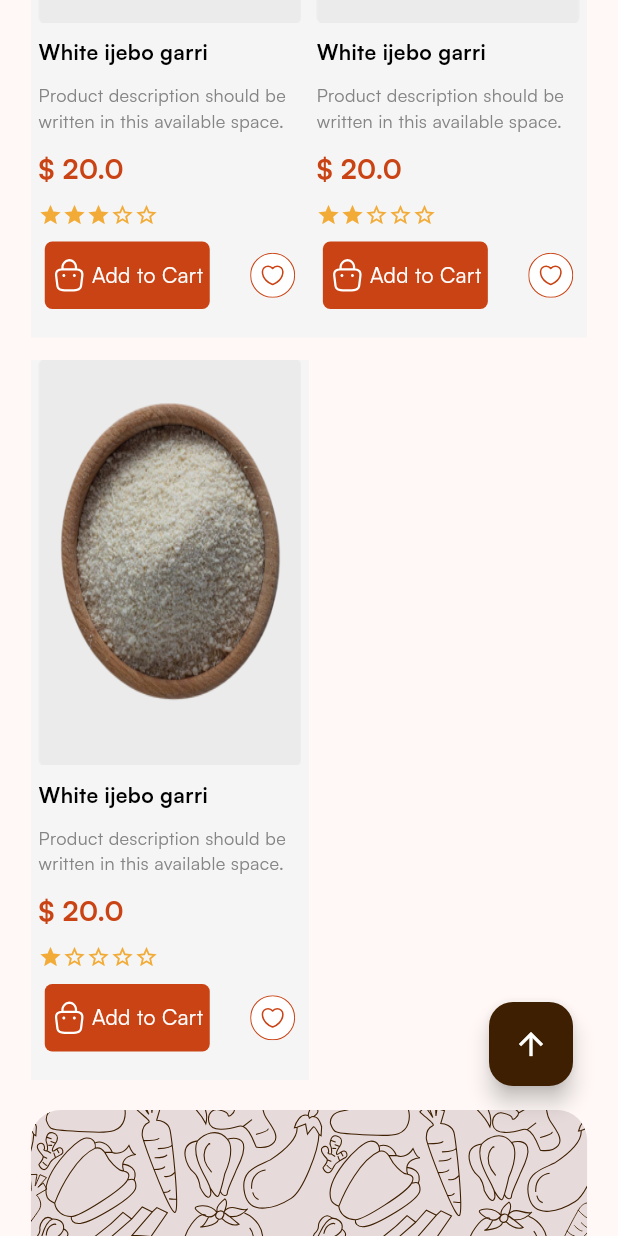
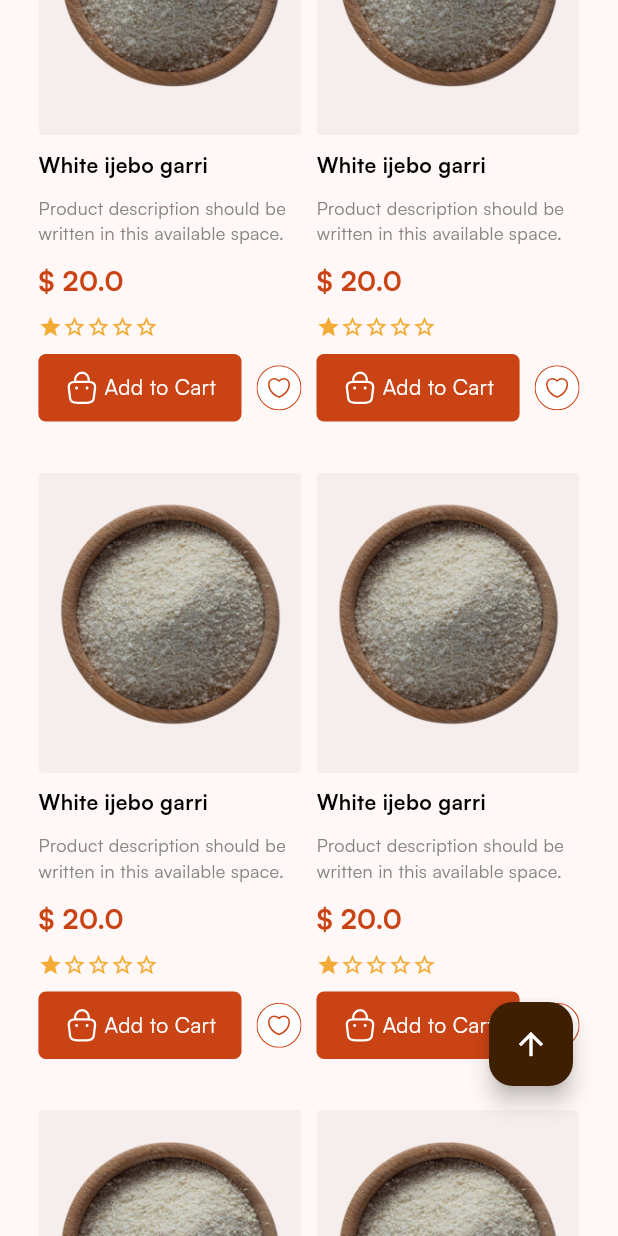
Before and after one commit to softkodestechnologies/Food_afro, a Flutter app: the screen it shows after launch, scrolled down 3456 dp, after a tap on "Add to Cart", on a phone screen of 412 x 824 dp. Run offline on Flutter 3.47's test engine with Material 2 defaults, Android fonts, the light colour scheme and no system bars; our stand-ins replace flutter_svg, google_fonts.

Commit message:
pagination 70%

```diff
--- a/lib/Screen/pages/filter/widget/checkBox_text_text.dart
+++ b/lib/Screen/pages/filter/widget/checkBox_text_text.dart
@@ -27,9 +27,7 @@
         Checkbox(value: values, onChanged: onchange),
         SizedBox(
           width: mobile
-              ? media.width < 300
-                  ? media.width * .55
-                  : (media.width * .63)
+              ? (media.width < 300 ? media.width * .55 : (media.width * .63))
               : 110,
           child: BodyText(
             text: label,
--- a/lib/Screen/pages/home_screen/home_page_view.dart
+++ b/lib/Screen/pages/home_screen/home_page_view.dart
@@ -5,6 +5,7 @@
 import 'package:food_afro_bean/util/app_color.dart';
 
 class HomePageView extends StatefulWidget {
+   static const routeName = '/homepage';
   const HomePageView({super.key});
 
   @override
--- a/lib/Screen/pages/home_screen/widgets/home_category_card.dart
+++ b/lib/Screen/pages/home_screen/widgets/home_category_card.dart
@@ -1,7 +1,7 @@
 import 'package:flutter/material.dart';
 import 'package:flutter_svg/flutter_svg.dart';
 import 'package:food_afro_bean/util/app_color.dart';
-import 'package:food_afro_bean/util/responsive_screen.dart';
+// import 'package:food_afro_bean/util/responsive_screen.dart';
 
 class HomeCategoryCard extends StatelessWidget {
   const HomeCategoryCard(
@@ -10,8 +10,8 @@
   final VoidCallback function;
   @override
   Widget build(BuildContext context) {
-    bool widescreen = (ResponsiveScreenView.isDesktop(context) ||
-        ResponsiveScreenView.isTablet(context));
+    // bool widescreen = (ResponsiveScreenView.isDesktop(context) ||
+    //     ResponsiveScreenView.isTablet(context));
     return Container(
       margin: const EdgeInsets.symmetric(horizontal: 20),
       color: AppColors.themeColor,
--- a/lib/Screen/pages/home_screen/widgets/home_soup_card.dart
+++ b/lib/Screen/pages/home_screen/widgets/home_soup_card.dart
@@ -5,7 +5,7 @@
 import 'package:food_afro_bean/widgets/app_text.dart';
 
 class HomeSoupCard extends StatelessWidget {
-  HomeSoupCard(
+ const HomeSoupCard(
       {super.key,
       required this.id,
       required this.image,
@@ -17,7 +17,7 @@
   final String image;
   final String title;
   final String description;
-  bool fav;
+ final bool fav;
   final VoidCallback favourite;
   @override
   Widget build(BuildContext context) {
--- a/lib/Screen/screen_widgets/header/screen_header.dart
+++ b/lib/Screen/screen_widgets/header/screen_header.dart
@@ -1,6 +1,7 @@
 import 'package:flutter/material.dart';
 import 'package:flutter_svg/flutter_svg.dart';
 import 'package:food_afro_bean/Screen/pages/aut_screen/aut_screen.dart';
+import 'package:food_afro_bean/Screen/pages/home_screen/home_page_view.dart';
 import 'package:food_afro_bean/Screen/pages/product_screen/product_page_view.dart';
 import 'package:food_afro_bean/Screen/screen_widgets/header/screen_header_search_page.dart';
 import 'package:food_afro_bean/Screen/screen_widgets/header/screen_header_text_button_list.dart';
@@ -344,7 +345,11 @@
       color: AppColors.touchColor,
       alignment: Alignment.center,
       child: Row(mainAxisSize: MainAxisSize.min, children: [
-        SizedBox(
+        InkWell(
+          onTap: () {
+            Navigator.pushReplacementNamed(context, HomePageView.routeName);
+          },
+          child: SizedBox(
             child: Row(children: [
               const BodyText(text: 'Category', color: Colors.white),
               IconButton(
@@ -356,12 +361,14 @@
                   ))
             ]),
           ),
+        ),
         const SizedBox(width: 5),
         const BodyText(text: '|', color: Colors.white),
         const SizedBox(width: 5),
-        GestureDetector(
+        InkWell(
             onTap: () {
-              Navigator.pushNamed(context, ProductPageView.routeName);
+              Navigator.pushReplacementNamed(
+                  context, ProductPageView.routeName);
             },
             child: const BodyText(text: 'Products', color: Colors.white)),
         const SizedBox(width: 5),
--- a/lib/main.dart
+++ b/lib/main.dart
@@ -1,5 +1,6 @@
 import 'package:flutter/material.dart';
 import 'package:food_afro_bean/Screen/pages/aut_screen/aut_screen.dart';
+import 'package:food_afro_bean/Screen/pages/home_screen/home_page.dart';
 import 'package:food_afro_bean/Screen/pages/home_screen/home_page_view.dart';
 import 'package:food_afro_bean/Screen/pages/product_screen/product_page_view.dart';
 import 'package:food_afro_bean/Screen/screen_widgets/header/screen_header_search_page.dart';
@@ -48,6 +49,7 @@
       ),
       home: const HomePageView(),
       routes: {
+        HomePageView.routeName :(context) =>const HomePageView(),
         ScreenHeaderSearchPage.routeName: (context) =>
             const ScreenHeaderSearchPage(),
         AuthScreen.routeName: (context) => const AuthScreen(),
--- a/lib/provider/product_lists_provider.dart
+++ b/lib/provider/product_lists_provider.dart
@@ -66,6 +66,258 @@
         price: 20,
         stars: 1,
         favourite: false),
+    ProductDisplayCard(
+        id: '8',
+        image: 'assets/images/garri.png',
+        title: 'White ijebo garri',
+        description:
+            'Product description should be written in this available space.',
+        price: 20,
+        stars: 1,
+        favourite: false),
+    ProductDisplayCard(
+        id: '9',
+        image: 'assets/images/garri.png',
+        title: 'White ijebo garri',
+        description:
+            'Product description should be written in this available space.',
+        price: 20,
+        stars: 1,
+        favourite: false),
+    ProductDisplayCard(
+        id: '10',
+        image: 'assets/images/garri.png',
+        title: 'White ijebo garri',
+        description:
+            'Product description should be written in this available space.',
+        price: 20,
+        stars: 1,
+        favourite: false),
+    ProductDisplayCard(
+        id: '11',
+        image: 'assets/images/garri.png',
+        title: 'White ijebo garri',
+        description:
+            'Product description should be written in this available space.',
+        price: 20,
+        stars: 1,
+        favourite: false),
+    ProductDisplayCard(
+        id: '12',
+        image: 'assets/images/garri.png',
+        title: 'White ijebo garri',
+        description:
+            'Product description should be written in this available space.',
+        price: 20,
+        stars: 1,
+        favourite: false),
+    ProductDisplayCard(
+        id: '13',
+        image: 'assets/images/garri.png',
+        title: 'White ijebo garri',
+        description:
+            'Product description should be written in this available space.',
+        price: 20,
+        stars: 1,
+        favourite: false),
+    ProductDisplayCard(
+        id: '14',
+        image: 'assets/images/garri.png',
+        title: 'White ijebo garri',
+        description:
+            'Product description should be written in this available space.',
+        price: 20,
+        stars: 1,
+        favourite: false),
+    ProductDisplayCard(
+        id: '15',
+        image: 'assets/images/garri.png',
+        title: 'White ijebo garri',
+        description:
+            'Product description should be written in this available space.',
+        price: 20,
+        stars: 1,
+        favourite: false),
+    ProductDisplayCard(
+        id: '16',
+        image: 'assets/images/garri.png',
+        title: 'White ijebo garri',
+        description:
+            'Product description should be written in this available space.',
+        price: 20,
+        stars: 1,
+        favourite: false),
+    ProductDisplayCard(
+        id: '17',
+        image: 'assets/images/garri.png',
+        title: 'White ijebo garri',
+        description:
+            'Product description should be written in this available space.',
+        price: 20,
+        stars: 1,
+        favourite: false),
+    ProductDisplayCard(
+        id: '18',
+        image: 'assets/images/garri.png',
+        title: 'White ijebo garri',
+        description:
+            'Product description should be written in this available space.',
+        price: 20,
+        stars: 1,
+        favourite: false),
+    ProductDisplayCard(
+        id: '19',
+        image: 'assets/images/garri.png',
+        title: 'White ijebo garri',
+        description:
+            'Product description should be written in this available space.',
+        price: 20,
+        stars: 1,
+        favourite: false),
+    ProductDisplayCard(
+        id: '20',
+        image: 'assets/images/garri.png',
+        title: 'White ijebo garri',
+        description:
+            'Product description should be written in this available space.',
+        price: 20,
+        stars: 1,
+        favourite: false),
+    ProductDisplayCard(
+        id: '21',
+        image: 'assets/images/garri.png',
+        title: 'White ijebo garri',
+        description:
+            'Product description should be written in this available space.',
+        price: 20,
+        stars: 1,
+        favourite: false),
+    ProductDisplayCard(
+        id: '22',
+        image: 'assets/images/garri.png',
+        title: 'White ijebo garri',
+        description:
+            'Product description should be written in this available space.',
+        price: 20,
+        stars: 1,
+        favourite: false),
+    ProductDisplayCard(
+        id: '23',
+        image: 'assets/images/garri.png',
+        title: 'White ijebo garri',
+        description:
+            'Product description should be written in this available space.',
+        price: 20,
+        stars: 1,
+        favourite: false),
+    ProductDisplayCard(
+        id: '24',
+        image: 'assets/images/garri.png',
+        title: 'White ijebo garri',
+        description:
+            'Product description should be written in this available space.',
+        price: 20,
+        stars: 1,
+        favourite: false),
+    ProductDisplayCard(
+        id: '25',
+        image: 'assets/images/garri.png',
+        title: 'White ijebo garri',
+        description:
+            'Product description should be written in this available space.',
+        price: 20,
+        stars: 1,
+        favourite: false),
+    ProductDisplayCard(
+        id: '26',
+        image: 'assets/images/garri.png',
+        title: 'White ijebo garri',
+        description:
+            'Product description should be written in this available space.',
+        price: 20,
+        stars: 1,
+        favourite: false),
+    ProductDisplayCard(
+        id: '27',
+        image: 'assets/images/garri.png',
+        title: 'White ijebo garri',
+        description:
+            'Product description should be written in this available space.',
+        price: 20,
+        stars: 1,
+        favourite: false),
+    ProductDisplayCard(
+        id: '28',
+        image: 'assets/images/garri.png',
+        title: 'White ijebo garri',
+        description:
+            'Product description should be written in this available space.',
+        price: 20,
+        stars: 1,
+        favourite: false),
+    ProductDisplayCard(
+        id: '29',
+        image: 'assets/images/garri.png',
+        title: 'White ijebo garri',
+        description:
+            'Product description should be written in this available space.',
+        price: 20,
+        stars: 1,
+        favourite: false),
+    ProductDisplayCard(
+        id: '30',
+        image: 'assets/images/garri.png',
+        title: 'White ijebo garri',
+        description:
+            'Product description should be written in this available space.',
+        price: 20,
+        stars: 1,
+        favourite: false),
+    ProductDisplayCard(
+        id: '31',
+        image: 'assets/images/garri.png',
+        title: 'White ijebo garri',
+        description:
+            'Product description should be written in this available space.',
+        price: 20,
+        stars: 1,
+        favourite: false),
+    ProductDisplayCard(
+        id: '32',
+        image: 'assets/images/garri.png',
+        title: 'White ijebo garri',
+        description:
+            'Product description should be written in this available space.',
+        price: 20,
+        stars: 1,
+        favourite: false),
+    ProductDisplayCard(
+        id: '33',
+        image: 'assets/images/garri.png',
+        title: 'White ijebo garri',
+        description:
+            'Product description should be written in this available space.',
+        price: 20,
+        stars: 1,
+        favourite: false),
+    ProductDisplayCard(
+        id: '34',
+        image: 'assets/images/garri.png',
+        title: 'White ijebo garri',
+        description:
+            'Product description should be written in this available space.',
+        price: 20,
+        stars: 1,
+        favourite: false),
+    ProductDisplayCard(
+        id: '35',
+        image: 'assets/images/garri.png',
+        title: 'White ijebo garri',
+        description:
+            'Product description should be written in this available space.',
+        price: 20,
+        stars: 1,
+        favourite: false),
   ];
 
   List<ProductDisplayCard> mostRequestedProducts = [
@@ -116,10 +368,8 @@
 
   void isfavourite(String id) {
     var product = allproducts.firstWhere((e) => e.id == id);
-    var mostR = mostRequestedProducts.firstWhere((e) => e.id == id);
     product.favourite = !product.favourite;
-    mostR.favourite = !mostR.favourite;
-    print('working');
+
     notifyListeners();
   }
 }
--- a/lib/widgets/app_product_display_card.dart
+++ b/lib/widgets/app_product_display_card.dart
@@ -1,4 +1,3 @@
-
 import 'package:flutter/material.dart';
 import 'package:flutter_svg/flutter_svg.dart';
 import 'package:food_afro_bean/util/app_color.dart';
@@ -26,7 +25,7 @@
   final String description;
   final double price;
   final double stars;
-  final bool fav;
+  bool fav;
   final VoidCallback addToCart;
   final VoidCallback isfavourite;
 
@@ -43,7 +42,7 @@
     bool desktop = (ResponsiveScreenView.isDesktop(context));
     bool widescreen = (ResponsiveScreenView.isDesktop(context) ||
         ResponsiveScreenView.isTablet(context));
-    double _containerHeight = desktop ? _onhoverheight : 480.0;
+    double _containerHeight = desktop ? _onhoverheight : 410.0;
 
     void _expandContainer() {
       setState(() {
@@ -58,6 +57,7 @@
     }
 
     return InkWell(
+      hoverColor: Colors.white,
       onHover: (isHovered) {
         if (isHovered) {
           _expandContainer();
@@ -74,7 +74,7 @@
         margin: const EdgeInsets.only(top: 15),
         width: widescreen ? 220 : media.width * .45,
         padding: const EdgeInsets.symmetric(horizontal: 5),
-        color: AppColors.backgroundGray,
+        // color: AppColors.backgroundGray,
         child: Column(
           crossAxisAlignment: CrossAxisAlignment.start,
           children: [
@@ -83,7 +83,7 @@
               child: SizedBox(
                 ///change to image network later this is for test use only
 
-                height: 270,
+                height: !widescreen ? 200 : 270,
                 child: Image.asset(
                   widget.image,
                   fit: BoxFit.fill,
@@ -169,13 +169,15 @@
                             function: widget.isfavourite)
                       ],
                     )
-                  : Row(
+                  : SizedBox(
+                      width: widescreen ? 220 : media.width * .45,
+                      child: Row(
                         mainAxisAlignment: MainAxisAlignment.spaceAround,
                         children: [
                           AppButton1(
                             label: '',
                             function: widget.addToCart,
-                          width: 110,
+                            width: desktop ? 170 : (media.width * .45 - 50),
                             widget: Row(
                                 mainAxisAlignment: MainAxisAlignment.center,
                                 children: [
@@ -198,6 +200,7 @@
                             function: widget.isfavourite,
                           )
                         ],
+                      ),
                     )
           ],
         ),
```
Also changed, not shown: lib/Screen/pages/filter/filter.dart (+15 -17 lines), lib/Screen/pages/home_screen/home_page.dart (+1 -10 lines), lib/Screen/pages/product_screen/product_page.dart (+35 -6 lines), lib/widgets/app_pagenated_grid.dart (added, +123 -0 lines). Lines whose indentation alone changed are shown as unchanged.
